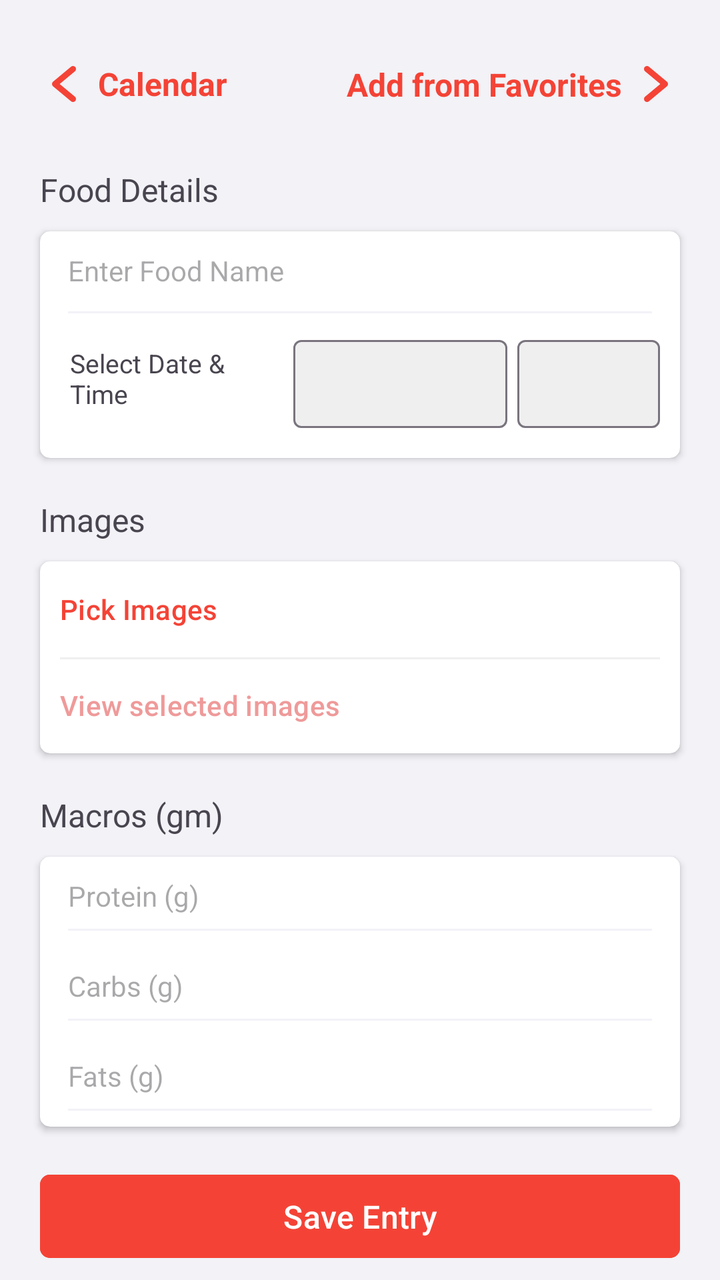
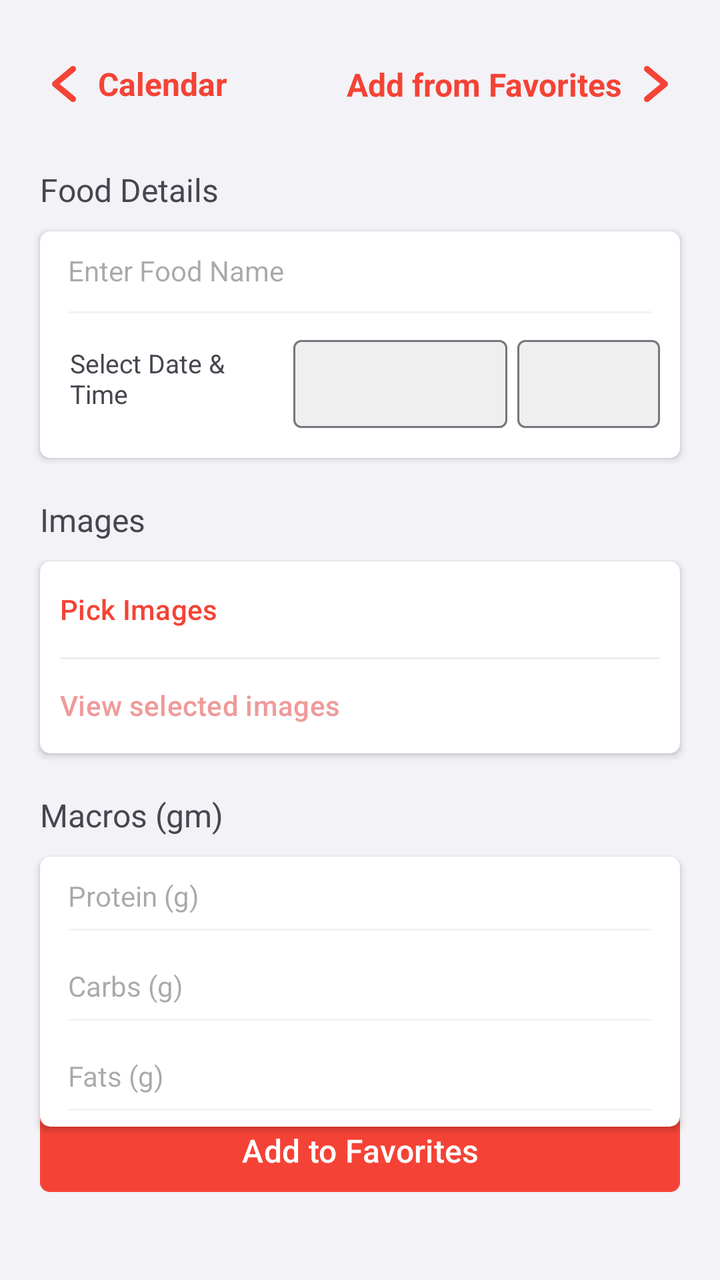

An Android layout rendered at two revisions. The XML below is the earlier revision; the diff shows what the commit changed to produce the second picture.
<!-- AndroidManifest.xml: application theme Theme.ExActHealth -->
<!-- res/layout/activity_add_food.xml -->
<?xml version="1.0" encoding="utf-8"?>
<RelativeLayout
    xmlns:android="http://schemas.android.com/apk/res/android"
    xmlns:app="http://schemas.android.com/apk/res-auto"
    xmlns:tools="http://schemas.android.com/tools"
    android:layout_width="match_parent"
    android:layout_height="match_parent"
    android:layout_gravity="center"
    android:background="@color/light_gray">

    <RelativeLayout
        android:id="@+id/food_details_toolbar_layout"
        android:layout_width="wrap_content"
        android:layout_height="wrap_content"
        android:layout_marginTop="30dp"
        android:layout_alignStart="@+id/food_details_title"
        android:layout_alignEnd="@+id/food_details_title">

        <RelativeLayout
            android:id="@+id/back_to_calendar_layout"
            android:layout_width="wrap_content"
            android:layout_height="wrap_content"
            android:clickable="true"
            android:focusable="true">

            <ImageView
                android:id="@+id/back_to_calendar_icon"
                android:layout_width="wrap_content"
                android:layout_height="wrap_content"
                android:background="@drawable/back_button">
            </ImageView>

            <TextView
                android:id="@+id/back_to_calendar_text"
                android:layout_width="wrap_content"
                android:layout_height="wrap_content"
                android:layout_toEndOf="@+id/back_to_calendar_icon"
                android:layout_alignBottom="@+id/back_to_calendar_icon"
                android:layout_alignTop="@+id/back_to_calendar_icon"
                android:layout_marginStart="5dp"
                android:gravity="center"
                android:text="Calendar"
                android:textColor="@color/red"
                android:textStyle="bold"
                android:textSize="16sp">
            </TextView>

        </RelativeLayout>

        <androidx.constraintlayout.widget.ConstraintLayout
            android:id="@+id/add_from_favorites_layout"
            android:layout_width="wrap_content"
            android:layout_height="wrap_content"
            android:layout_alignParentEnd="true"
            android:clickable="true"
            android:focusable="true">

            <TextView
                android:id="@+id/add_from_favorites_text"
                android:layout_width="wrap_content"
                android:layout_height="wrap_content"
                android:layout_marginEnd="5dp"
                android:gravity="center"
                android:text="Add from Favorites"
                android:textColor="@color/red"
                android:textSize="16sp"
                android:textStyle="bold"
                app:layout_constraintBottom_toBottomOf="@+id/add_from_favorites_icon"
                app:layout_constraintEnd_toStartOf="@+id/add_from_favorites_icon"
                app:layout_constraintTop_toTopOf="@+id/add_from_favorites_icon">
            </TextView>

            <ImageView
                android:id="@+id/add_from_favorites_icon"
                android:layout_width="wrap_content"
                android:layout_height="wrap_content"
                android:background="@drawable/forward_button"
                app:layout_constraintEnd_toEndOf="parent"
                app:layout_constraintTop_toTopOf="parent">
            </ImageView>

        </androidx.constraintlayout.widget.ConstraintLayout>

    </RelativeLayout>

    <TextView
        android:id="@+id/food_details_title"
        android:layout_width="match_parent"
        android:layout_height="wrap_content"
        android:layout_below="@+id/food_details_toolbar_layout"
        android:layout_marginTop="30dp"
        android:layout_marginStart="20dp"
        android:layout_marginEnd="20dp"
        android:textSize="16sp"
        android:text="@string/food_details_title">
    </TextView>

    <androidx.cardview.widget.CardView
        android:id="@+id/food_details_card_view"
        android:layout_width="match_parent"
        android:layout_height="wrap_content"
        android:layout_below="@+id/food_details_title"
        android:layout_marginTop="10dp"
        android:layout_marginStart="20dp"
        android:layout_marginEnd="20dp"

        app:contentPaddingLeft="10dp"
        app:contentPaddingRight="10dp"
        app:cardCornerRadius="5dp">

        <RelativeLayout
            android:id="@+id/food_details_layout"
            android:layout_width="match_parent"
            android:layout_height="match_parent">

            <EditText
                android:id="@+id/food_name_text_edit"
                android:theme="@style/DialogTheme"
                android:layout_width="match_parent"
                android:layout_height="wrap_content"
                android:paddingBottom="20dp"
                android:gravity="center_vertical"
                android:hint="@string/enter_food_name_hint"
                android:textSize="14sp"
                android:backgroundTint="@color/light_gray"
                android:inputType="textPersonName"
                android:autofillHints="name">
            </EditText>

            <LinearLayout
                android:id="@+id/food_details_date_time_layout"
                android:layout_width="match_parent"
                android:layout_height="wrap_content"
                android:layout_below="@+id/food_name_text_edit"
                android:orientation="horizontal"
                android:paddingStart="5dp"
                android:paddingBottom="15dp"
                android:gravity="center_horizontal"
                android:weightSum="12">

                <TextView
                    android:id="@+id/food_details_date_time_text"
                    android:layout_weight="4.5"
                    android:layout_width="0dp"
                    android:layout_height="match_parent"
                    android:layout_gravity="center"
                    android:gravity="center_vertical"
                    android:text="@string/select_date_and_time_title"
                    android:textSize="13sp">
                </TextView>

                <com.google.android.material.textfield.TextInputLayout
                    android:id="@+id/food_details_date_layout"
                    android:layout_weight="4.5"
                    android:layout_width="0dp"
                    android:layout_height="match_parent"
                    android:layout_marginStart="5dp"
                    android:layout_marginEnd="5dp"

                    app:boxBackgroundColor="@color/mid_gray">

                    <com.google.android.material.textfield.TextInputEditText
                        android:id="@+id/food_details_date_input"
                        android:layout_width="match_parent"
                        android:layout_height="match_parent"
                        android:gravity="center"
                        android:focusable="false"
                        android:cursorVisible="false"
                        android:focusableInTouchMode="false"
                        android:clickable="false"
                        android:inputType="date"
                        android:padding="10dp"
                        android:textSize="14sp">
                    </com.google.android.material.textfield.TextInputEditText>

                </com.google.android.material.textfield.TextInputLayout>

                <com.google.android.material.textfield.TextInputLayout
                    android:id="@+id/food_details_time_layout"
                    android:layout_weight="3"
                    android:layout_width="0dp"
                    android:layout_height="match_parent"

                    app:boxBackgroundColor="@color/mid_gray">

                    <com.google.android.material.textfield.TextInputEditText
                        android:id="@+id/food_details_time_input"
                        android:layout_width="match_parent"
                        android:layout_height="match_parent"
                        android:gravity="center"
                        android:focusable="false"
                        android:cursorVisible="false"
                        android:focusableInTouchMode="false"
                        android:clickable="false"
                        android:inputType="time"
                        android:padding="10dp"
                        android:textSize="14sp">
                    </com.google.android.material.textfield.TextInputEditText>

                </com.google.android.material.textfield.TextInputLayout>

            </LinearLayout>

        </RelativeLayout>

    </androidx.cardview.widget.CardView>

    <TextView
        android:id="@+id/food_details_images_title"
        android:layout_width="match_parent"
        android:layout_height="wrap_content"
        android:layout_below="@+id/food_details_card_view"
        android:layout_marginTop="20dp"
        android:layout_marginStart="20dp"
        android:layout_marginEnd="20dp"
        android:textSize="16sp"
        android:text="@string/images_title">
    </TextView>

    <androidx.cardview.widget.CardView
        android:id="@+id/food_details_images_card_view"
        android:layout_width="match_parent"
        android:layout_height="wrap_content"
        android:layout_below="@+id/food_details_images_title"
        android:layout_marginTop="10dp"
        android:layout_marginStart="20dp"
        android:layout_marginEnd="20dp"

        app:contentPaddingLeft="10dp"
        app:contentPaddingRight="10dp"
        app:cardCornerRadius="5dp">

        <RelativeLayout
            android:id="@+id/food_details_images_layout"
            android:layout_width="match_parent"
            android:layout_height="match_parent">

            <Button
                android:id="@+id/food_details_pick_images_button"
                android:layout_width="match_parent"
                android:layout_height="wrap_content"
                android:gravity="center_vertical"
                android:padding="0dp"
                android:backgroundTint="@color/white"
                android:text="@string/pick_images"
                android:textColor="@color/red"
                android:textSize="14sp"
                android:textStyle="normal">
            </Button>

            <View
                android:layout_width="match_parent"
                android:layout_below="@+id/food_details_pick_images_button"
                android:layout_height="1dp"
                android:background="@color/mid_gray">
            </View>

            <Button
                android:id="@+id/food_details_selected_images_button"
                android:layout_width="match_parent"
                android:layout_height="wrap_content"
                android:layout_below="@+id/food_details_pick_images_button"
                android:gravity="center_vertical"
                android:padding="0dp"
                android:backgroundTint="@color/white"
                android:text="@string/view_selected_images"
                android:textColor="@color/light_red"
                android:textSize="14sp"
                android:textStyle="normal"
                android:enabled="false">
            </Button>

        </RelativeLayout>

    </androidx.cardview.widget.CardView>

    <TextView
        android:id="@+id/food_details_macros_title"
        android:layout_width="match_parent"
        android:layout_height="wrap_content"
        android:layout_below="@+id/food_details_images_card_view"
        android:layout_marginTop="20dp"
        android:layout_marginStart="20dp"
        android:layout_marginEnd="20dp"
        android:textSize="16sp"
        android:text="@string/macros">
    </TextView>

    <androidx.cardview.widget.CardView
        android:id="@+id/macros_card_view"
        android:layout_width="match_parent"
        android:layout_height="wrap_content"
        android:layout_below="@+id/food_details_macros_title"
        android:layout_marginTop="10dp"
        android:layout_marginStart="20dp"
        android:layout_marginEnd="20dp"

        app:contentPaddingLeft="10dp"
        app:contentPaddingRight="10dp"
        app:cardCornerRadius="5dp">

        <RelativeLayout
            android:id="@+id/food_details_macros_layout"
            android:layout_width="match_parent"
            android:layout_height="match_parent">

            <EditText
                android:id="@+id/protein_text_edit"
                android:theme="@style/DialogTheme"
                android:layout_width="match_parent"
                android:layout_height="wrap_content"
                android:paddingBottom="16dp"
                android:gravity="center_vertical"
                android:hint="@string/protein"
                android:textSize="14sp"
                android:backgroundTint="@color/light_gray"
                android:inputType="number"
                android:importantForAutofill="no">
            </EditText>

            <EditText
                android:id="@+id/carbs_text_edit"
                android:theme="@style/DialogTheme"
                android:layout_width="match_parent"
                android:layout_height="wrap_content"
                android:layout_below="@+id/protein_text_edit"
                android:paddingBottom="16dp"
                android:gravity="center_vertical"
                android:hint="@string/carbs"
                android:textSize="14sp"
                android:backgroundTint="@color/light_gray"
                android:inputType="number"
                android:importantForAutofill="no">
            </EditText>

            <EditText
                android:id="@+id/fats_text_edit"
                android:theme="@style/DialogTheme"
                android:layout_width="match_parent"
                android:layout_height="wrap_content"
                android:layout_below="@+id/carbs_text_edit"
                android:paddingBottom="16dp"
                android:gravity="center_vertical"
                android:hint="@string/fats"
                android:textSize="14sp"
                android:backgroundTint="@color/light_gray"
                android:inputType="number"
                android:importantForAutofill="no">
            </EditText>

        </RelativeLayout>

    </androidx.cardview.widget.CardView>

    <Button
        android:id="@+id/food_details_save_entry_button"
        android:layout_width="match_parent"
        android:layout_height="wrap_content"
        android:layout_below="@+id/macros_card_view"
        android:gravity="center"
        android:layout_marginTop="20dp"
        android:layout_marginStart="20dp"
        android:layout_marginEnd="20dp"
        android:paddingTop="10dp"
        android:paddingBottom="10dp"
        android:backgroundTint="@color/red"
        android:text="@string/save_entry"
        android:textColor="@color/white"
        android:textSize="16sp"
        android:textStyle="normal"
        app:cornerRadius="5dp">
    </Button>

    <Button
        android:id="@+id/food_details_add_to_favorite_button"
        android:layout_width="match_parent"
        android:layout_height="wrap_content"
        android:layout_below="@+id/food_details_save_entry_button"
        android:gravity="center"
        android:layout_marginTop="10dp"
        android:layout_marginStart="20dp"
        android:layout_marginEnd="20dp"
        android:paddingTop="10dp"
        android:paddingBottom="10dp"
        android:backgroundTint="@color/red"
        android:text="@string/add_to_favorite"
        android:textColor="@color/white"
        android:textSize="16sp"
        android:textStyle="normal"
        app:cornerRadius="5dp">
    </Button>

</RelativeLayout>
<!-- resources referenced by this layout -->
<resources>
  <color name="light_gray">#F2F2F7</color>
  <color name="light_red">#EF9A9A</color>
  <color name="mid_gray">#EFEFF0</color>
  <color name="red">#F44336</color>
  <color name="white">#FFFFFFFF</color>
  <!-- drawable back_button (drawable) -->
  <vector xmlns:android="http://schemas.android.com/apk/res/android"
      android:width="24dp"
      android:height="24dp"
      android:viewportWidth="96"
      android:viewportHeight="96">
    <path
        android:fillColor="@color/red"
        android:pathData="M39.376,48.002l30.47,-25.39a6.003,6.003 0,0 0,-7.688 -9.223L26.156,43.391a6.009,6.009 0,0 0,0 9.223L62.158,82.615a6.003,6.003 0,0 0,7.688 -9.223Z"/>
  </vector>
  <!-- drawable forward_button (drawable) -->
  <vector xmlns:android="http://schemas.android.com/apk/res/android"
      android:width="24dp"
      android:height="24dp"
      android:viewportWidth="96"
      android:viewportHeight="96">
    <path
        android:fillColor="@color/red"
        android:pathData="M69.844,43.388 L33.842,13.386a6.003,6.003 0,0 0,-7.688 9.223l30.47,25.39 -30.47,25.39a6.003,6.003 0,0 0,7.688 9.223L69.844,52.611a6.009,6.009 0,0 0,0 -9.223Z"/>
  </vector>
  <string name="add_to_favorite">Add to Favorites</string>
  <string name="carbs">Carbs (g)</string>
  <string name="enter_food_name_hint">Enter Food Name</string>
  <string name="fats">Fats (g)</string>
  <string name="food_details_title">Food Details</string>
  <string name="images_title">Images</string>
  <string name="macros">Macros (gm)</string>
  <string name="pick_images">Pick Images</string>
  <string name="protein">Protein (g)</string>
  <string name="save_entry">Save Entry</string>
  <string name="select_date_and_time_title">Select Date &amp; Time</string>
  <string name="view_selected_images">View selected images</string>
  <style name="DialogTheme" parent="Theme.Material3.Light.Dialog">
          <item name="colorAccent">@color/red</item>
          <item name="colorOnPrimary">@color/red</item>
          <item name="colorControlActivated">@color/red</item>
      </style>
  <style name="Theme.ExActHealth" parent="Base.Theme.ExActHealth" />
  <style name="Base.Theme.ExActHealth" parent="Theme.Material3.Light.NoActionBar">
          
          <item name="colorPrimary">@color/red</item>
          <item name="android:itemBackground">@color/white</item>
      </style>
</resources>

<!-- the commit's change to res/layout/activity_add_food.xml (unified diff, before → after) -->
@@ -356,11 +356,11 @@
         android:id="@+id/food_details_save_entry_button"
         android:layout_width="match_parent"
         android:layout_height="wrap_content"
-        android:layout_below="@+id/macros_card_view"
+        android:layout_above="@+id/food_details_add_to_favorite_button"
         android:gravity="center"
-        android:layout_marginTop="20dp"
-        android:layout_marginStart="20dp"
-        android:layout_marginEnd="20dp"
+        android:layout_marginStart="20dp"
+        android:layout_marginEnd="20dp"
+        android:layout_marginBottom="10dp"
         android:paddingTop="10dp"
         android:paddingBottom="10dp"
         android:backgroundTint="@color/red"
@@ -375,11 +375,11 @@
         android:id="@+id/food_details_add_to_favorite_button"
         android:layout_width="match_parent"
         android:layout_height="wrap_content"
-        android:layout_below="@+id/food_details_save_entry_button"
+        android:layout_alignParentBottom="true"
         android:gravity="center"
-        android:layout_marginTop="10dp"
-        android:layout_marginStart="20dp"
-        android:layout_marginEnd="20dp"
+        android:layout_marginStart="20dp"
+        android:layout_marginEnd="20dp"
+        android:layout_marginBottom="40dp"
         android:paddingTop="10dp"
         android:paddingBottom="10dp"
         android:backgroundTint="@color/red"
